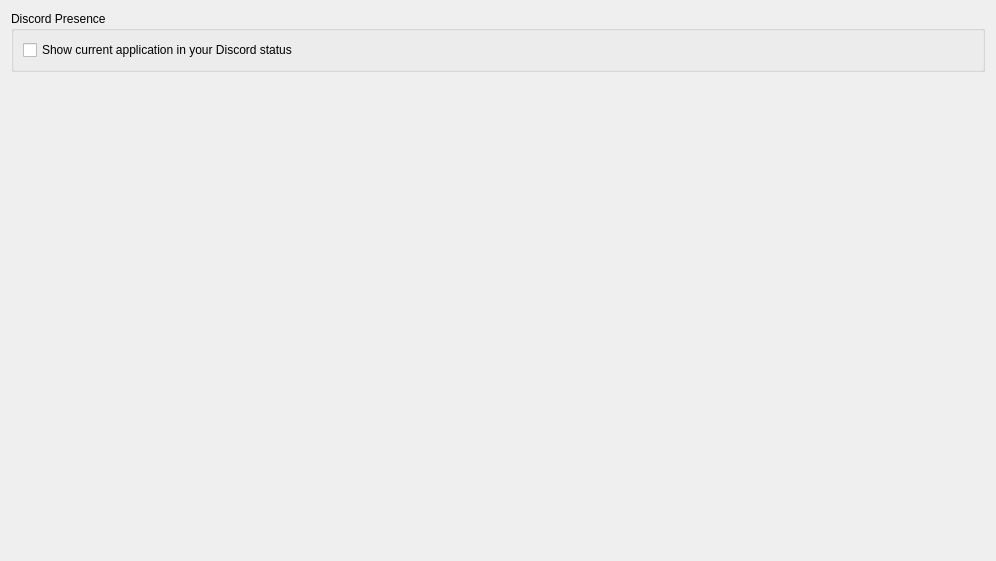
The window that src/citra_qt/configuration/configure_web.ui (azahar-emu/azahar) describes before a commit, drawn with Qt 5.
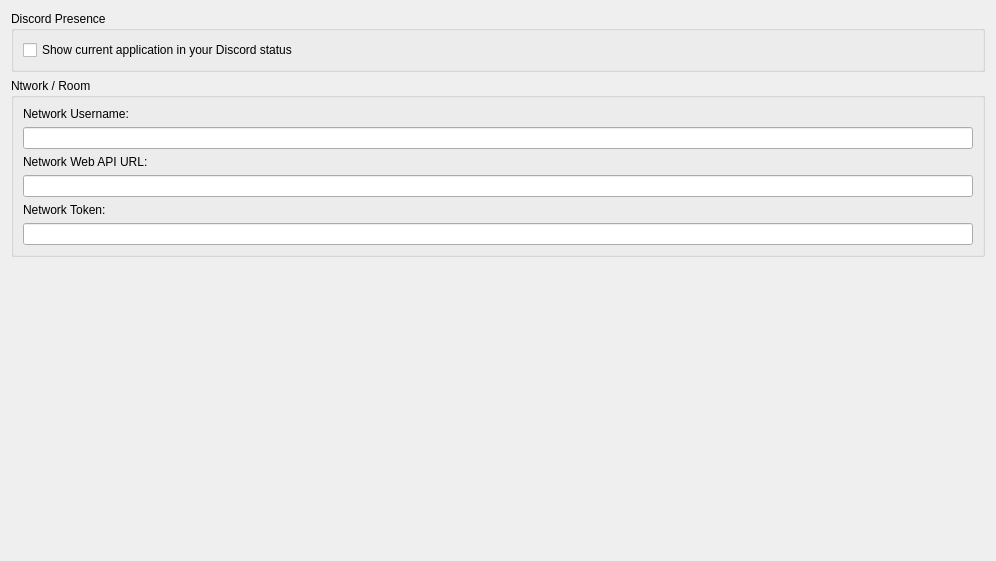
The same window after the commit.

Commit message: qt: Add network configuration options for username, API URL, and token

Diff of the .ui file:
```diff
--- a/src/citra_qt/configuration/configure_web.ui
+++ b/src/citra_qt/configuration/configure_web.ui
@@ -30,6 +30,45 @@
      </layout>
     </widget>
    </item>
+   <item>
+    <widget class="QGroupBox" name="network_group">
+     <property name="title">
+      <string>Ntwork / Room</string>
+     </property>
+     <layout class="QVBoxLayout" name="verticalLayout_22">
+      <item>
+       <widget class="QLabel" name="label">
+        <property name="text">
+         <string>Network Username:</string>
+        </property>
+       </widget>
+      </item>
+      <item>
+       <widget class="QLineEdit" name="username_lineedit"/>
+      </item>
+      <item>
+       <widget class="QLabel" name="label_2">
+        <property name="text">
+         <string>Network Web API URL:</string>
+        </property>
+       </widget>
+      </item>
+      <item>
+       <widget class="QLineEdit" name="web_api_url_lineedit"/>
+      </item>
+      <item>
+       <widget class="QLabel" name="label_3">
+        <property name="text">
+         <string>Network Token:</string>
+        </property>
+       </widget>
+      </item>
+      <item>
+       <widget class="QLineEdit" name="token_lineedit"/>
+      </item>
+     </layout>
+    </widget>
+   </item>
    <item>
     <spacer name="verticalSpacer">
      <property name="orientation">
```
The commit also changes 1 other file.
